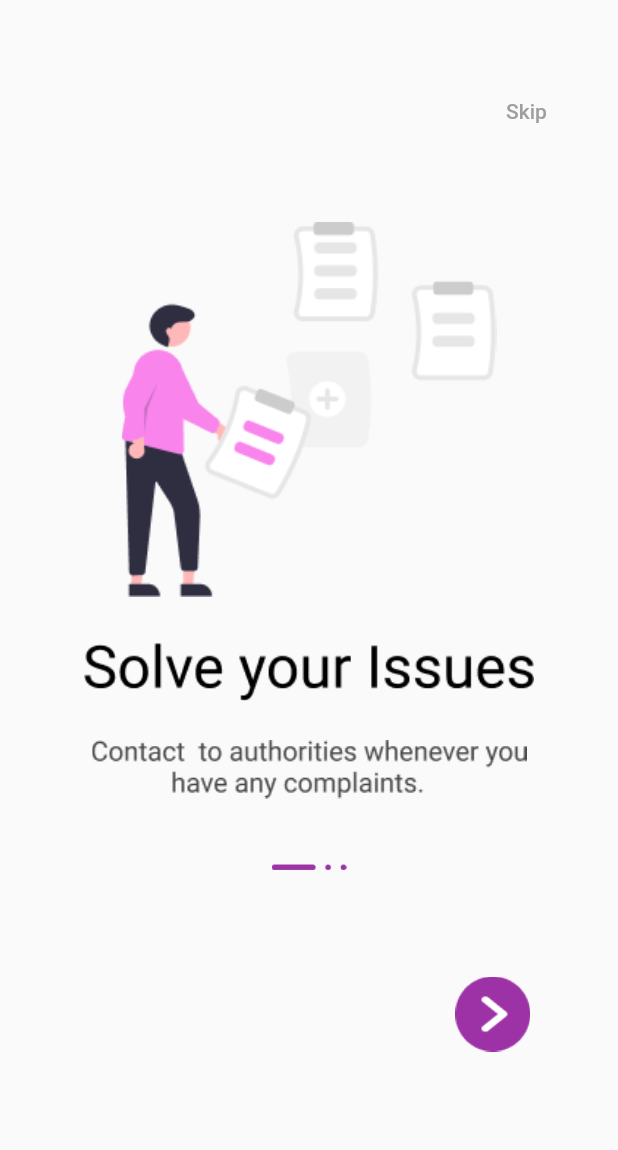
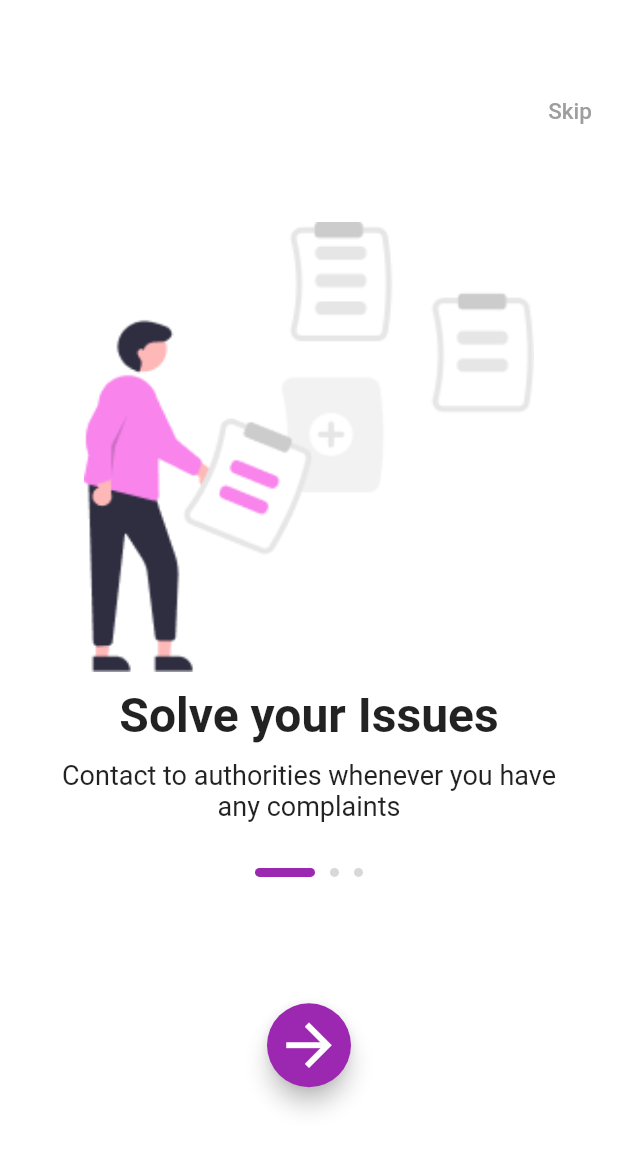
Before and after one commit to hackslash-nitp/Hostelite, a Flutter app: the screen it shows after launch, on a phone screen of 412 x 824 dp. Shown: the top 1150 px of the screen. Run offline on Flutter 3.47's test engine with Material 2 defaults, Android fonts, the phone set to English and light mode, and no system bars; our stand-ins replace cloud_firestore, firebase_auth, firebase_core, firebase_messaging, firebase_storage, geolocator and 1 more; accounts and stored records are empty.

Commit message:
Improve the Landing Page UI

```diff
--- a/lib/main.dart
+++ b/lib/main.dart
@@ -1,6 +1,7 @@
 import 'package:firebase_auth/firebase_auth.dart';
 import 'package:flutter/material.dart';
 import 'package:hostelite/admin_screens/createAccountAdmin.dart';
+import 'package:hostelite/starting_pages/onboarding.dart';
 import 'package:hostelite/student_screens/createAccountStudent.dart';
 import 'package:hostelite/student_screens/exit_entryStudent.dart';
 import 'package:hostelite/admin_screens/home_screen_Admin.dart';
@@ -8,9 +9,6 @@ import 'package:hostelite/student_screens/home_screen_Student.dart';
 import 'package:hostelite/admin_screens/loginAdmin.dart';
 import 'package:hostelite/student_screens/loginStudent.dart';
 import 'package:hostelite/student_screens/mark_exit.dart';
-import 'package:hostelite/starting_pages/fast_and_easy.dart';
-import 'package:hostelite/starting_pages/keep_track.dart';
-import 'package:hostelite/starting_pages/solve_your_issues.dart';
 import 'package:firebase_core/firebase_core.dart';
 
 Future<void> main() async {
@@ -25,9 +23,7 @@ Future<void> main() async {
     debugShowCheckedModeBanner: false,
     routes: {
       // '/': (context) => HomeScreenStudent(),
-      '/solveyourissues': (context) => SolveYourIssues(),
-      '/fastandeasy': (context) => FastAndEasy(),
-      '/keeptrack': (context) => KeepTrack(),
+      '/boardingpage': (context) => BoardingPage(),
       '/createaccountstudent': (context) => CreateAccountStudent(),
       '/createaccountadmin': (context) => CreateAccountAdmin(),
       '/loginstudent': (context) => LoginStudent(),
@@ -64,6 +60,6 @@ class InitialScreenDecider extends StatelessWidget {
     //     });
     return (FirebaseAuth.instance.currentUser != null)
         ? HomeScreenStudent()
-        : SolveYourIssues();
+        : BoardingPage();
   }
 }
--- /dev/null
+++ b/lib/starting_pages/onboarding.dart
@@ -0,0 +1,170 @@
+import 'package:flutter/material.dart';
+import 'package:hostelite/student_screens/loginStudent.dart';
+import 'splash_content.dart';
+
+class BoardingPage extends StatefulWidget {
+  const BoardingPage({Key? key}) : super(key: key);
+
+  @override
+  State<BoardingPage> createState() => _BoardingPageState();
+}
+
+class _BoardingPageState extends State<BoardingPage> {
+  int currentPage = 0;
+  bool isLastPage = false;
+  List<Map<String, String>> splashContent = [
+    {
+      "imgUrl": "assets/second_page/Group 33694.png",
+      "title": "Solve your Issues",
+      "text": "Contact to authorities whenever you have any complaints",
+    },
+    {
+      "imgUrl": "assets/third_page/undraw_fast_loading_0lbh 2.png",
+      "title": "Fast & Easy!",
+      "text": "Now you can mark your entry and exit in just a tap.",
+    },
+    {
+      "imgUrl": "assets/fourth_page/undraw_Account_re_o7id 1.png",
+      "title": "Keep Track!",
+      "text": "Now keep track of hostelites with our enhanced location tracker",
+    }
+  ];
+  @override
+  Widget build(BuildContext context) {
+    final controller = PageController();
+
+    @override
+    void dispose() {
+      controller.dispose();
+      super.dispose();
+    }
+
+    return Scaffold(
+      body: SafeArea(
+        child: Container(
+          color: Colors.white,
+          child: Column(
+            crossAxisAlignment: CrossAxisAlignment.center,
+            children: <Widget>[
+              SizedBox(
+                height: 50,
+              ),
+              Row(
+                mainAxisAlignment: MainAxisAlignment.end,
+                children: <Widget>[
+                  TextButton(
+                      onPressed: () {
+                        controller.jumpToPage(2);
+                      },
+                      child: Text(
+                        "Skip",
+                        style: TextStyle(color: Colors.grey, fontSize: 15.0),
+                        softWrap: true,
+                      )),
+                ],
+              ),
+              SizedBox(height: 50),
+              Expanded(
+                  flex: 3,
+                  child: PageView.builder(
+                    controller: controller,
+                    onPageChanged: (value) {
+                      setState(() {
+                        currentPage = value;
+                        if (currentPage == 2) {
+                          setState(() {
+                            isLastPage = true;
+                          });
+                        } else {
+                          isLastPage = false;
+                        }
+                      });
+                    },
+                    itemCount: splashContent.length,
+                    itemBuilder: (context, index) => SplashContent(
+                      imgUrl: splashContent[index]["imgUrl"]!,
+                      headTitle: splashContent[index]["title"]!,
+                      text: splashContent[index]["text"]!,
+                    ),
+                  )),
+              Expanded(
+                flex: 2,
+                child: Padding(
+                  padding: EdgeInsets.symmetric(vertical: 20.0),
+                  child: Column(
+                    crossAxisAlignment: CrossAxisAlignment.center,
+                    children: <Widget>[
+                      Row(
+                        mainAxisAlignment: MainAxisAlignment.center,
+                        children: List.generate(
+                            splashContent.length, (index) => buildDot(index)),
+                      ),
+                      Spacer(),
+                      Padding(
+                        padding: const EdgeInsets.symmetric(horizontal: 32.0),
+                        child: isLastPage
+                            ? TextButton(
+                                style: TextButton.styleFrom(
+                                  shape: RoundedRectangleBorder(
+                                    borderRadius: BorderRadius.circular(100),
+                                  ),
+                                  primary: Colors.white,
+                                  backgroundColor: Colors.purple,
+                                ),
+                                onPressed: () async {
+                                  Navigator.of(context)
+                                      .pushReplacement(MaterialPageRoute(
+                                    builder: ((context) => LoginStudent()),
+                                  ));
+                                },
+                                child: Padding(
+                                  padding: const EdgeInsets.all(8.0),
+                                  child: Text(
+                                    "Get Started",
+                                    style: TextStyle(
+                                        color: Colors.white, fontSize: 20),
+                                  ),
+                                ),
+                              )
+                            : FloatingActionButton(
+                                onPressed: () {
+                                  print(isLastPage);
+                                  controller.nextPage(
+                                      duration:
+                                          const Duration(milliseconds: 500),
+                                      curve: Curves.easeInOut);
+                                },
+                                child: Icon(
+                                  Icons.arrow_forward,
+                                  size: 45.0,
+                                ),
+                                backgroundColor: Colors.purple,
+                              ),
+                      ),
+                      Spacer(),
+                    ],
+                  ),
+                ),
+              ),
+            ],
+          ),
+        ),
+      ),
+    );
+  }
+
+  Padding buildDot(int index) {
+    return Padding(
+      padding: const EdgeInsets.all(5.0),
+      child: AnimatedContainer(
+        duration: Duration(milliseconds: 250),
+        height: 6,
+        width: currentPage == index ? 40 : 6,
+        decoration: BoxDecoration(
+          color: currentPage == index ? Colors.purple : Color(0xFFD8D8D8),
+          borderRadius: BorderRadius.circular(3),
+        ),
+      ),
+    );
+  }
+}
--- a/lib/starting_pages/solve_your_issues.dart
+++ /dev/null
@@ -1,98 +0,0 @@
-import 'package:flutter/material.dart';
-import 'package:hostelite/student_screens/loginStudent.dart';
-import 'package:hostelite/starting_pages/fast_and_easy.dart';
-
-class SolveYourIssues extends StatefulWidget {
-  const SolveYourIssues({Key? key}) : super(key: key);
-
-  @override
-  _SolveYourIssuesState createState() => _SolveYourIssuesState();
-}
-
-class _SolveYourIssuesState extends State<SolveYourIssues> {
-  @override
-  Widget build(BuildContext context) {
-    return Scaffold(
-      body: Center(
-        child: Column(
-            crossAxisAlignment: CrossAxisAlignment.center,
-            children: <Widget>[
-              Padding(
-                padding: const EdgeInsets.only(left: 290.0, top: 50.0),
-                child: TextButton(
-                  child: Text(
-                    'Skip',
-                    textAlign: TextAlign.end,
-                    style: TextStyle(color: Colors.grey),
-                    softWrap: true,
-                  ),
-                  onPressed: () {
-                    Navigator.push(
-                      context,
-                      MaterialPageRoute(builder: (context) {
-                        return LoginStudent();
-                      }),
-                    );
-                  },
-                ),
-              ),
-              SizedBox(height: 50),
-              Image(
-                image: AssetImage('assets/second_page/Group 33694.png'),
-                width: 250,
-                height: 250,
-                fit: BoxFit.fill,
-              ),
-              SizedBox(height: 10),
-              Image(
-                image: AssetImage('assets/second_page/Solve your Issues.png'),
-                width: 300,
-                height: 80,
-              ),
-              SizedBox(height: 0),
-              Image(
-                image: AssetImage(
-                    'assets/second_page/Contact to authorities whenever you have any complaints..png'),
-                width: 300,
-                height: 50,
-              ),
-              SizedBox(height: 35),
-              Image(
-                image: AssetImage('assets/second_page/Group 33655.png'),
-                width: 50,
-                height: 10,
-              ),
-              SizedBox(height: 60),
-              Padding(
-                padding: const EdgeInsets.only(left: 245.0),
-                child: TextButton(
-                  style: ButtonStyle(
-                      overlayColor:
-                          MaterialStateProperty.all(Colors.deepPurpleAccent),
-                      foregroundColor: MaterialStateProperty.resolveWith<Color>(
-                          (Set<MaterialState> states) {
-                        if (states.contains(MaterialState.focused)) {
-                          return Colors.cyanAccent;
-                        }
-                        return Colors.amberAccent;
-                      })),
-                  child: Image(
-                    image: AssetImage('assets/Group 33653.png'),
-                    width: 50,
-                    height: 50,
-                  ),
-                  onPressed: () {
-                    Navigator.push(
-                      context,
-                      MaterialPageRoute(builder: (context) {
-                        return FastAndEasy();
-                      }),
-                    );
-                  },
-                ),
-              ),
-            ]),
-      ),
-    );
-  }
-}
--- /dev/null
+++ b/lib/starting_pages/splash_content.dart
@@ -0,0 +1,47 @@
+import 'package:flutter/material.dart';
+
+class SplashContent extends StatelessWidget {
+  final String headTitle, text, imgUrl;
+  const SplashContent({
+    Key? key,
+    required this.text,
+    required this.imgUrl,
+    required this.headTitle,
+  }) : super(key: key);
+
+  @override
+  Widget build(BuildContext context) {
+    return Container(
+      child: Column(
+        crossAxisAlignment: CrossAxisAlignment.center,
+        children: <Widget>[
+          Image(
+            image: AssetImage(imgUrl),
+            width: 300,
+            height: 300,
+            fit: BoxFit.fill,
+          ),
+          SizedBox(height: 10),
+          Text(
+            headTitle,
+            style: TextStyle(
+              fontSize: 32.0,
+              fontWeight: FontWeight.bold,
+            ),
+          ),
+          SizedBox(height: 10),
+          Padding(
+            padding: const EdgeInsets.symmetric(horizontal: 30.0),
+            child: Text(
+              text,
+              style: TextStyle(
+                fontSize: 18.0,
+              ),
+              textAlign: TextAlign.center,
+            ),
+          ),
+        ],
+      ),
+    );
+  }
+}
```
Also changed, not shown: lib/starting_pages/fast_and_easy.dart (deleted, +0 -104 lines), lib/starting_pages/home.dart (deleted, +0 -81 lines), lib/starting_pages/keep_track.dart (deleted, +0 -71 lines), assets/H_of_Hostelite.jpg, assets/second_page/Group 33694.png, 1 other file.
